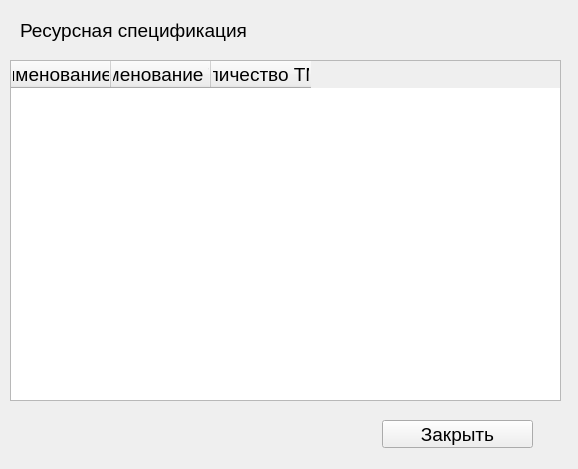
Before: the Qt Designer form technologicalcard.ui in anastasia-dushanova/ERPsystem, drawn with Qt 5.
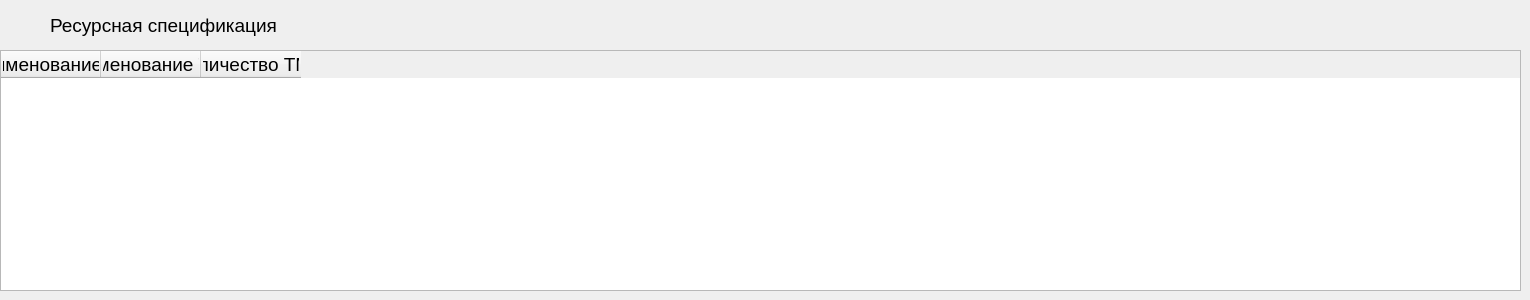
After: the same form once the commit is applied.

What changed in the file:
```diff
--- a/technologicalcard.ui
+++ b/technologicalcard.ui
@@ -6,8 +6,8 @@
    <rect>
     <x>0</x>
     <y>0</y>
-    <width>578</width>
-    <height>469</height>
+    <width>1530</width>
+    <height>300</height>
    </rect>
   </property>
   <property name="font">
@@ -21,10 +21,10 @@
   <widget class="QLabel" name="label">
    <property name="geometry">
     <rect>
-     <x>20</x>
-     <y>20</y>
-     <width>291</width>
-     <height>21</height>
+     <x>50</x>
+     <y>10</y>
+     <width>441</width>
+     <height>31</height>
     </rect>
    </property>
    <property name="text">
@@ -37,10 +37,10 @@
    </property>
    <property name="geometry">
     <rect>
-     <x>10</x>
-     <y>60</y>
-     <width>551</width>
-     <height>341</height>
+     <x>0</x>
+     <y>50</y>
+     <width>1521</width>
+     <height>241</height>
     </rect>
    </property>
    <column>
@@ -59,22 +59,6 @@
     </property>
    </column>
   </widget>
-  <widget class="QPushButton" name="pushButton">
-   <property name="enabled">
-    <bool>true</bool>
-   </property>
-   <property name="geometry">
-    <rect>
-     <x>382</x>
-     <y>420</y>
-     <width>151</width>
-     <height>28</height>
-    </rect>
-   </property>
-   <property name="text">
-    <string>Закрыть</string>
-   </property>
-  </widget>
  </widget>
  <resources/>
  <connections/>
```
Left out of the diff: 6 changed lines with no effect on the pictures.
